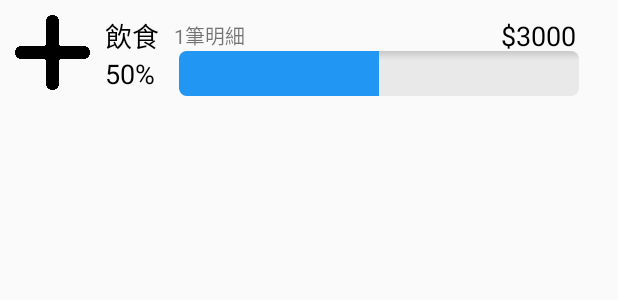
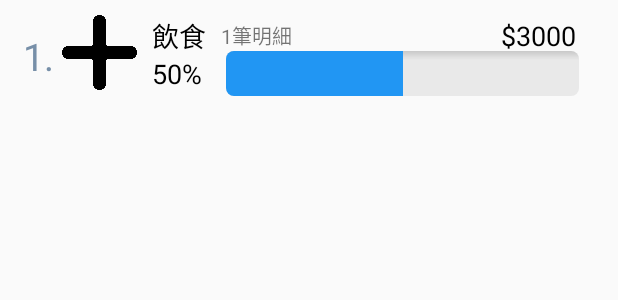
Before and after one commit to MichaelLin-TPE/MoneyReminder, an Android app: the layout sort_item_layout.xml on its own in the app's theme, with its tools: preview values and no code run, on a phone screen of 412 x 824 dp. Shown: the top 300 px of the screen. Run offline under Robolectric (Android 15) with nearby library versions, the phone set to English and light mode, and no system bars.

Commit message:
Android Commit : 修正UI

```diff
--- a/app/src/main/java/com/money/moneyreminder/list_fragment/sort_fragment/SortTypePercentAdapter.java
+++ b/app/src/main/java/com/money/moneyreminder/list_fragment/sort_fragment/SortTypePercentAdapter.java
@@ -44,6 +44,7 @@ public class SortTypePercentAdapter extends RecyclerView.Adapter<SortTypePercent
     @Override
     public void onBindViewHolder(@NonNull final ViewHolder holder, int position) {
         SortPercentData data = sortPercentDataArrayList.get(position);
+        holder.tvNumber.setText(String.format(Locale.getDefault(),"%d.",(position+1)));
         holder.tvTitle.setText(data.getTitle());
         holder.tvNumberOfCase.setText(String.format(Locale.getDefault(),"%d 筆明細",data.getNumberOfCase()));
         holder.tvMoney.setText(String.format(Locale.getDefault(),"$%d",data.getTotalMoney()));
@@ -70,7 +71,7 @@ public class SortTypePercentAdapter extends RecyclerView.Adapter<SortTypePercent
 
     public class ViewHolder extends RecyclerView.ViewHolder {
 
-        private TextView tvTitle,tvNumberOfCase,tvPercent,tvMoney;
+        private TextView tvTitle,tvNumberOfCase,tvPercent,tvMoney,tvNumber;
 
         private ImageView ivIcon;
 
@@ -84,6 +85,7 @@ public class SortTypePercentAdapter extends RecyclerView.Adapter<SortTypePercent
             tvMoney = itemView.findViewById(R.id.sort_item_moeny);
             ivIcon = itemView.findViewById(R.id.sort_item_icon);
             seekBar = itemView.findViewById(R.id.sort_item_seek_bar);
+            tvNumber = itemView.findViewById(R.id.sort_item_number);
         }
     }
 }
--- a/app/src/main/res/layout/sort_item_layout.xml
+++ b/app/src/main/res/layout/sort_item_layout.xml
@@ -6,9 +6,22 @@
     android:padding="10dp"
     android:layout_height="wrap_content">
 
+
+    <TextView
+        android:id="@+id/sort_item_number"
+        tools:text="1."
+        android:textSize="25sp"
+        android:textColor="@color/app_main_color"
+        app:layout_constraintTop_toTopOf="parent"
+        app:layout_constraintLeft_toLeftOf="parent"
+        android:padding="5dp"
+        app:layout_constraintBottom_toBottomOf="parent"
+        android:layout_width="wrap_content"
+        android:layout_height="wrap_content"/>
+
     <ImageView
         app:layout_constraintTop_toTopOf="parent"
-        app:layout_constraintLeft_toLeftOf="parent"
+        app:layout_constraintLeft_toRightOf="@id/sort_item_number"
         android:id="@+id/sort_item_icon"
         android:src="@drawable/plus"
         android:contentDescription="@null"
```
Also changed, not shown: app/src/main/AndroidManifest.xml (+12 -6 lines), app/src/main/java/com/money/moneyreminder/tool/DateStringProvider.java (+8 -2 lines).
